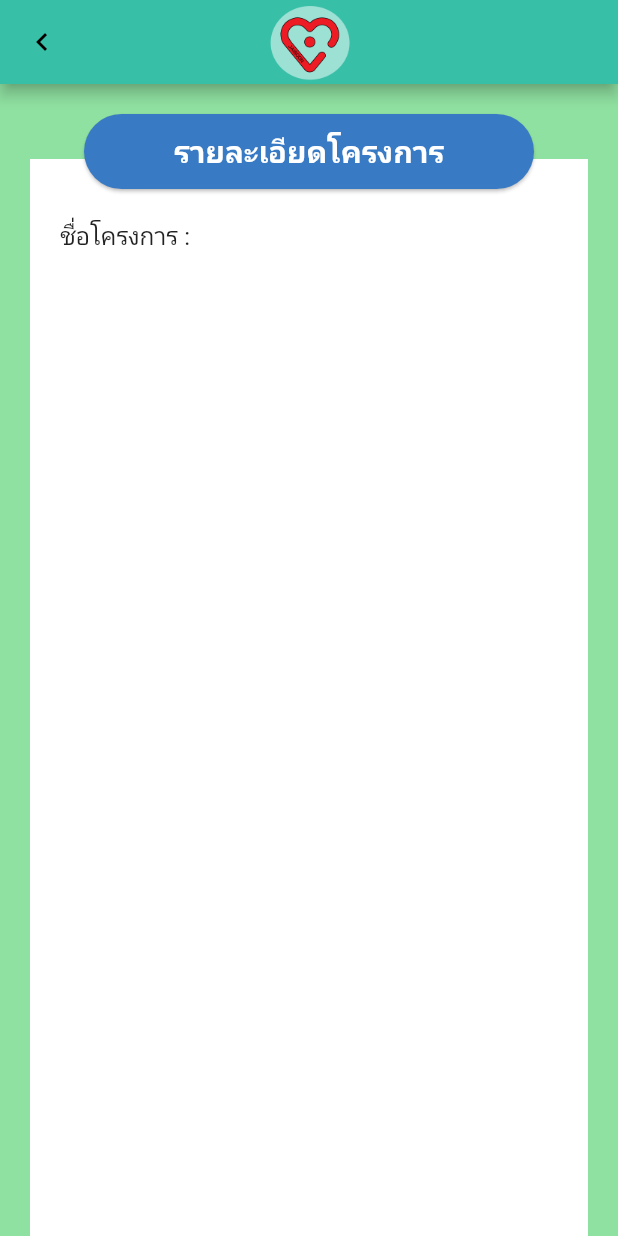
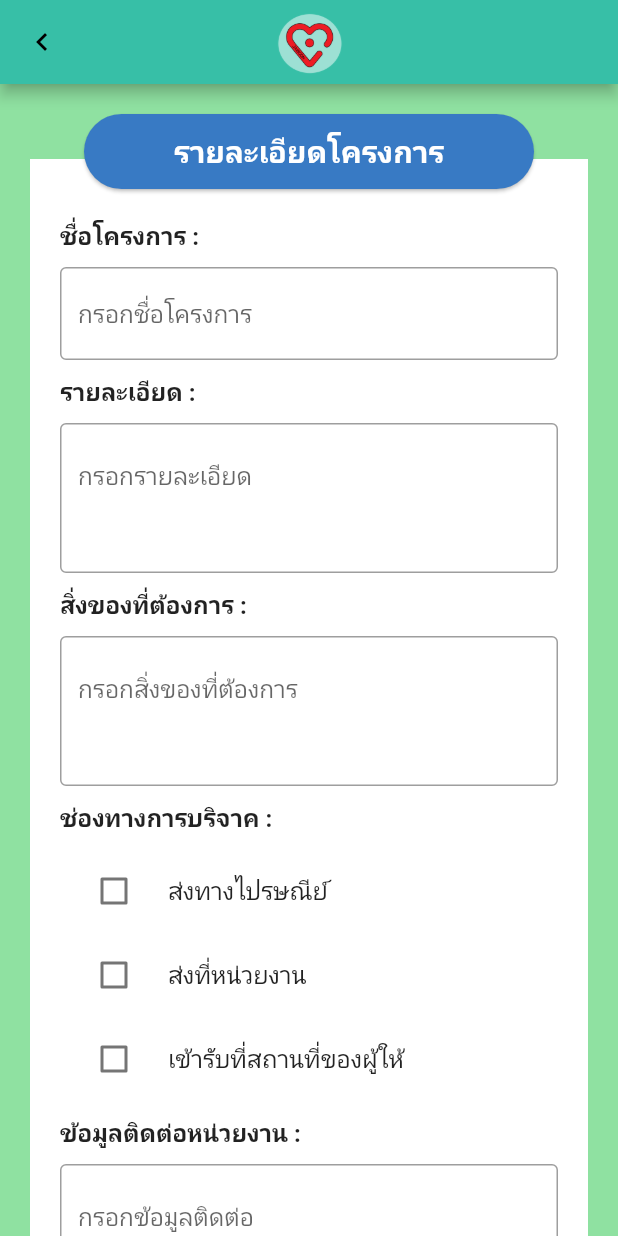
Before and after one commit to Jumptothehell/myapp_test01, a Flutter app: the ProjectDetail screen opened directly, on a phone screen of 412 x 824 dp. Run offline on Flutter 3.47's test engine with Material 2 defaults, Android fonts, the phone set to English and light mode, and no system bars.

Commit message:
ADD: projectdetail.dart

```diff
--- a/lib/buildcall.dart
+++ b/lib/buildcall.dart
@@ -8,7 +8,9 @@ AppBar topAppBar(BuildContext context, Widget page) {
           return page;
         })));
       },
-      icon: const Icon(Icons.chevron_left),
+      icon: const Icon(
+        Icons.chevron_left,
+      ),
       color: Colors.black,
     ),
     title: Container(
@@ -16,7 +18,7 @@ AppBar topAppBar(BuildContext context, Widget page) {
       child: Image.asset(
         'assets/img/Logo.png',
         fit: BoxFit.contain,
-        scale: 8,
+        scale: 10,
       ),
     ),
     centerTitle: true,
@@ -60,13 +62,13 @@ Stack basicBody(Container content, titlename) {
   );
 }
 
-SingleChildScrollView scrollWidget(Container content, titlename) {
+SingleChildScrollView scrollWidget(Container content, titlename, widgetHeight) {
   return SingleChildScrollView(
       scrollDirection: Axis.vertical,
       child: Stack(
         children: [
           Container(
-            height: 1200,
+            height: widgetHeight.toDouble(),
             margin:
                 const EdgeInsets.only(left: 20, right: 20, top: 50, bottom: 20),
             color: Colors.white,
--- a/lib/widget/projectdetail.dart
+++ b/lib/widget/projectdetail.dart
@@ -15,22 +15,163 @@ class ProjectDetail extends StatefulWidget {
   State<ProjectDetail> createState() => _ProjectDetailState();
 }
 
-Container content(BuildContext context) {
-  return Container(
-    margin: const EdgeInsets.only(top: 90, left: 40, right: 40, bottom: 20),
-    child: const Text(
-      "ชื่อโครงการ :",
-      style: TextStyle(fontSize: 16),
-    ),
-  );
-}
+class _ProjectDetailState extends State<ProjectDetail> {
+  bool isPost = false;
+  bool isAgency = false;
+  bool isLocation = false;
 
-class _ProjectDetailState extends State<ProjectDetail> {
   @override
   Widget build(BuildContext context) {
     return Scaffold(
         appBar: topAppBar(context, const YourProject()),
         // appBar: topAppBar(context, "const YourProject()" as Widget),
-        body: scrollWidget(content(context), "รายละเอียดโครงการ"));
+        body: scrollWidget(content(context, isPost, isAgency, isLocation),
+            "รายละเอียดโครงการ", 850));
+  }
+
+  Container content(
+      BuildContext context, bool isPost, bool isAgency, bool isLocation) {
+    return Container(
+        margin: const EdgeInsets.only(top: 90, left: 40, right: 40, bottom: 20),
+        child: Column(
+          crossAxisAlignment: CrossAxisAlignment.start,
+          children: <Widget>[
+            const Padding(
+              padding: EdgeInsets.only(bottom: 10),
+              child: Text(
+                "ชื่อโครงการ :",
+                style: TextStyle(fontSize: 16.0, fontWeight: FontWeight.bold),
+              ),
+            ),
+            const TextField(
+                decoration: InputDecoration(
+                    border: OutlineInputBorder(), hintText: "กรอกชื่อโครงการ")),
+            const Padding(
+              padding: EdgeInsets.only(top: 10, bottom: 10),
+              child: Text(
+                "รายละเอียด :",
+                style: TextStyle(fontSize: 16.0, fontWeight: FontWeight.bold),
+              ),
+            ),
+            const SizedBox(
+              height: 100,
+              child: TextField(
+                  textAlignVertical: TextAlignVertical.top,
+                  maxLines: null,
+                  expands: true,
+                  keyboardType: TextInputType.multiline,
+                  decoration: InputDecoration(
+                    border: OutlineInputBorder(),
+                    hintText: "กรอกรายละเอียด",
+                  )),
+            ),
+            const Padding(
+              padding: EdgeInsets.only(top: 10, bottom: 10),
+              child: Text(
+                "สิ่งของที่ต้องการ :",
+                style: TextStyle(fontSize: 16.0, fontWeight: FontWeight.bold),
+              ),
+            ),
+            const SizedBox(
+              height: 100,
+              child: TextField(
+                  textAlignVertical: TextAlignVertical.top,
+                  maxLines: null,
+                  expands: true,
+                  keyboardType: TextInputType.multiline,
+                  decoration: InputDecoration(
+                    border: OutlineInputBorder(),
+                    hintText: "กรอกสิ่งของที่ต้องการ",
+                  )),
+            ),
+            const Padding(
+              padding: EdgeInsets.only(top: 10, bottom: 10),
+              child: Text(
+                "ช่องทางการบริจาค :",
+                style: TextStyle(fontSize: 16.0, fontWeight: FontWeight.bold),
+              ),
+            ),
+            CheckboxListTile(
+              title: const Text("ส่งทางไปรษณีย์"),
+              controlAffinity: ListTileControlAffinity.leading,
+              value: isPost,
+              onChanged: (bool? value) {
+                setState(() {
+                  isPost = value ?? false;
+                });
+                debugPrint("isPost: $isPost");
+              },
+            ),
+            CheckboxListTile(
+              title: const Text("ส่งที่หน่วยงาน"),
+              controlAffinity: ListTileControlAffinity.leading,
+              value: isPost,
+              onChanged: (bool? value) {
+                setState(() {
+                  isPost = value ?? false;
+                });
+                debugPrint("isPost: $isPost");
+              },
+            ),
+            CheckboxListTile(
+              title: const Text("เข้ารับที่สถานที่ของผู้ให้"),
+              controlAffinity: ListTileControlAffinity.leading,
+              value: isPost,
+              onChanged: (bool? value) {
+                setState(() {
+                  isPost = value ?? false;
+                });
+                debugPrint("isPost: $isPost");
+              },
+            ),
+            const Padding(
+              padding: EdgeInsets.only(top: 10, bottom: 10),
+              child: Text(
+                "ข้อมูลติดต่อหน่วยงาน :",
+                style: TextStyle(fontSize: 16.0, fontWeight: FontWeight.bold),
+              ),
+            ),
+            const SizedBox(
+              height: 100,
+              child: TextField(
+                  textAlignVertical: TextAlignVertical.top,
+                  maxLines: null,
+                  expands: true,
+                  keyboardType: TextInputType.multiline,
+                  decoration: InputDecoration(
+                    border: OutlineInputBorder(),
+                    hintText: "กรอกข้อมูลติดต่อ",
+                  )),
+            ),
+            Center(
+                child: Padding(
+              padding: const EdgeInsets.only(top: 20),
+              child: SizedBox(
+                width: 200,
+                child: ElevatedButton(
+                  onPressed: () {
+                    Navigator.push(
+                        context,
+                        MaterialPageRoute(
+                            builder: (context) => const YourProject()));
+                  },
+                  child: const Text(
+                    "ตกลง",
+                    style: TextStyle(
+                        color: Colors.white, fontWeight: FontWeight.bold),
+                  ),
+                ),
+              ),
+            ))
+            // ElevatedButton(
+            //   onPressed: () {},
+            //   child: const Text(
+            //     'ตกลง',
+            //     style:
+            //         TextStyle(color: Colors.white, fontWeight: FontWeight.bold),
+            //   ),
+            // )
+          ],
+        ));
   }
 }
```
Also changed, not shown: 3 other files.
